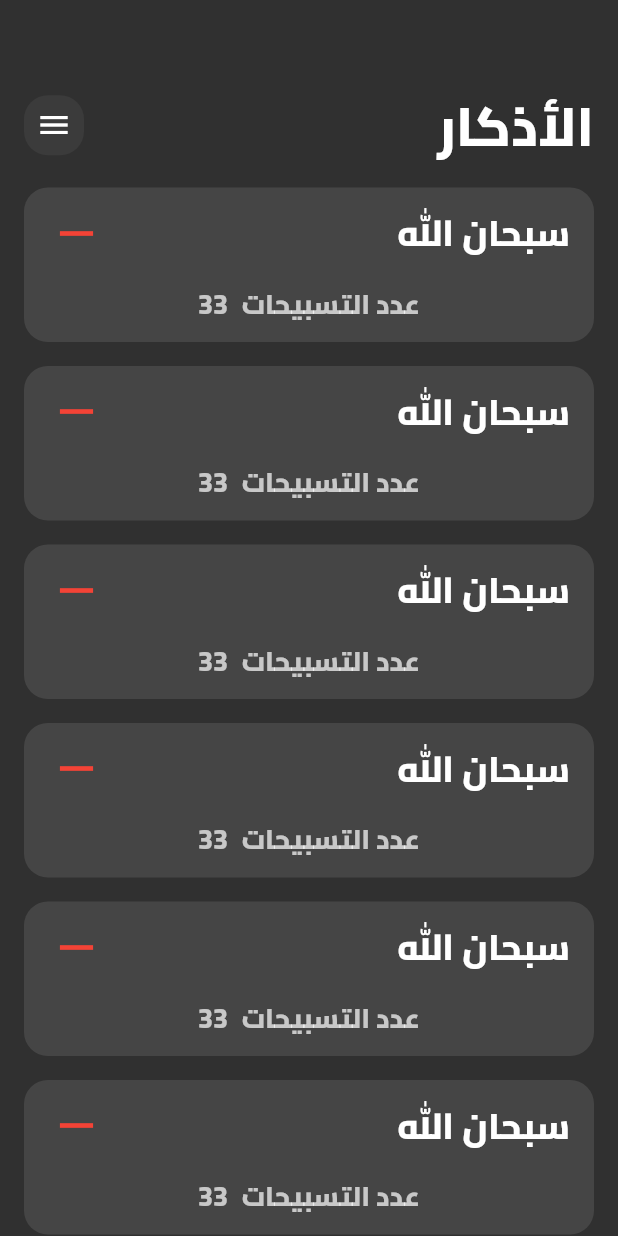
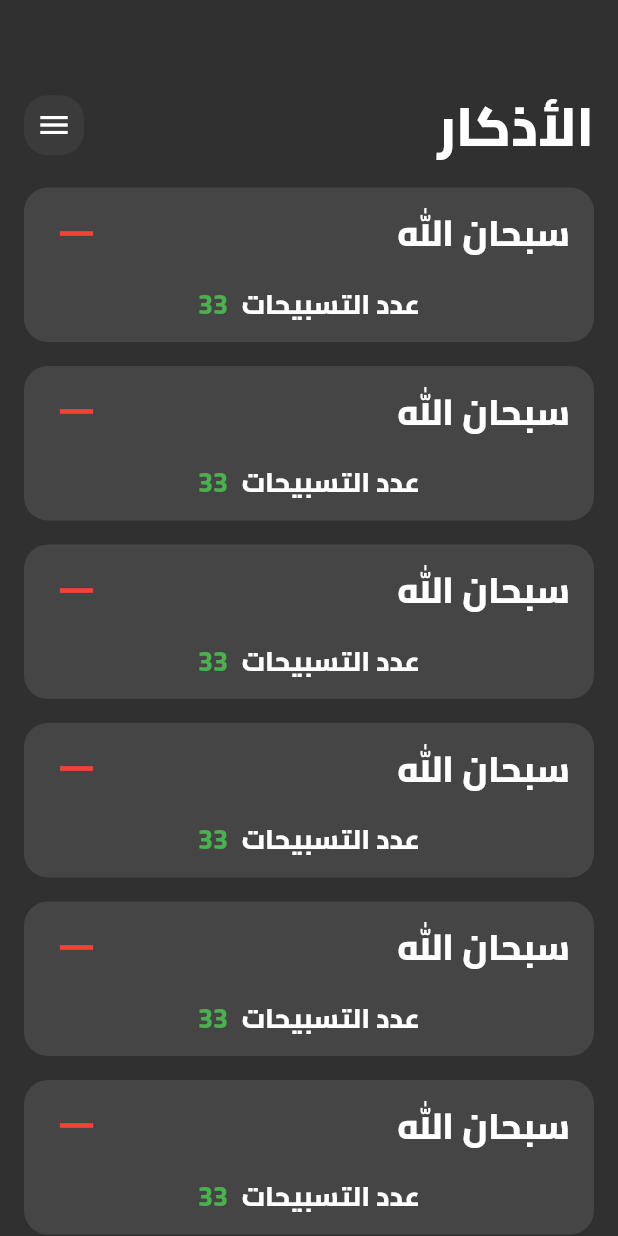
Before and after one commit to ismail-ghanem/azkar_app, a Flutter app: the screen it shows after launch, on a phone screen of 412 x 824 dp. Run offline on Flutter 3.47's test engine with Material 2 defaults, Android fonts, the phone set to English and light mode, and no system bars.

Commit message:
small edits

```diff
--- a/lib/widgets/azkar_card.dart
+++ b/lib/widgets/azkar_card.dart
@@ -42,7 +42,7 @@ class AzkarCard extends StatelessWidget {
                     '33',
                     style: TextStyle(
                       fontSize: 18,
-                      color: Colors.white70,
+                      color: Colors.green,
                     ),
                   ),
                   Spacer(),
@@ -50,7 +50,7 @@ class AzkarCard extends StatelessWidget {
                     'عدد التسبيحات',
                     style: TextStyle(
                       fontSize: 18,
-                      color: Colors.white70,
+                      color: Colors.white,
                     ),
                   ),
                 ],
```
